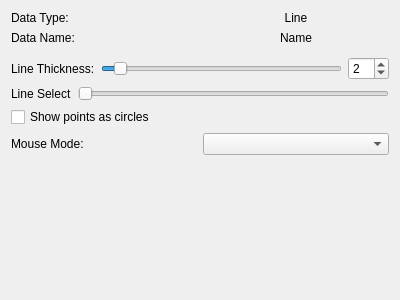
paulmthompson/WhiskerToolbox, file src/WhiskerToolbox/Media_Widget/MediaLine_Widget/MediaLine_Widget.ui: the form before one commit.
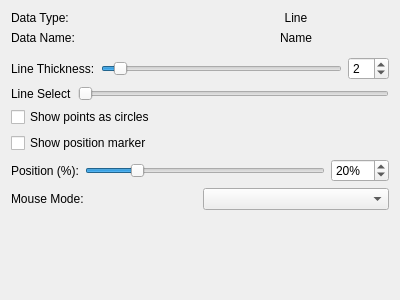
The form after the commit. Custom widgets are drawn as their Qt base class.

Commit message: feat: Add position marker feature for lines at percentage distance

Diff of the .ui file:
```diff
--- a/src/WhiskerToolbox/Media_Widget/MediaLine_Widget/MediaLine_Widget.ui
+++ b/src/WhiskerToolbox/Media_Widget/MediaLine_Widget/MediaLine_Widget.ui
@@ -130,6 +130,62 @@
      </property>
     </widget>
    </item>
+   <item>
+    <widget class="QCheckBox" name="show_position_marker_checkbox">
+     <property name="text">
+      <string>Show position marker</string>
+     </property>
+     <property name="toolTip">
+      <string>Display a marker at a specified percentage distance along the line</string>
+     </property>
+     <property name="checked">
+      <bool>false</bool>
+     </property>
+    </widget>
+   </item>
+   <item>
+    <layout class="QGridLayout" name="position_marker_layout">
+     <item row="0" column="0">
+      <widget class="QLabel" name="position_percentage_label">
+       <property name="text">
+        <string>Position (%):</string>
+       </property>
+      </widget>
+     </item>
+     <item row="0" column="1">
+      <widget class="QSlider" name="position_percentage_slider">
+       <property name="minimum">
+        <number>0</number>
+       </property>
+       <property name="maximum">
+        <number>100</number>
+       </property>
+       <property name="value">
+        <number>20</number>
+       </property>
+       <property name="orientation">
+        <enum>Qt::Orientation::Horizontal</enum>
+       </property>
+      </widget>
+     </item>
+     <item row="0" column="2">
+      <widget class="QSpinBox" name="position_percentage_spinbox">
+       <property name="minimum">
+        <number>0</number>
+       </property>
+       <property name="maximum">
+        <number>100</number>
+       </property>
+       <property name="value">
+        <number>20</number>
+       </property>
+       <property name="suffix">
+        <string>%</string>
+       </property>
+      </widget>
+     </item>
+    </layout>
+   </item>
    <item>
     <layout class="QVBoxLayout" name="verticalLayout_2">
      <item>
```
The commit also changes 7 other files.
